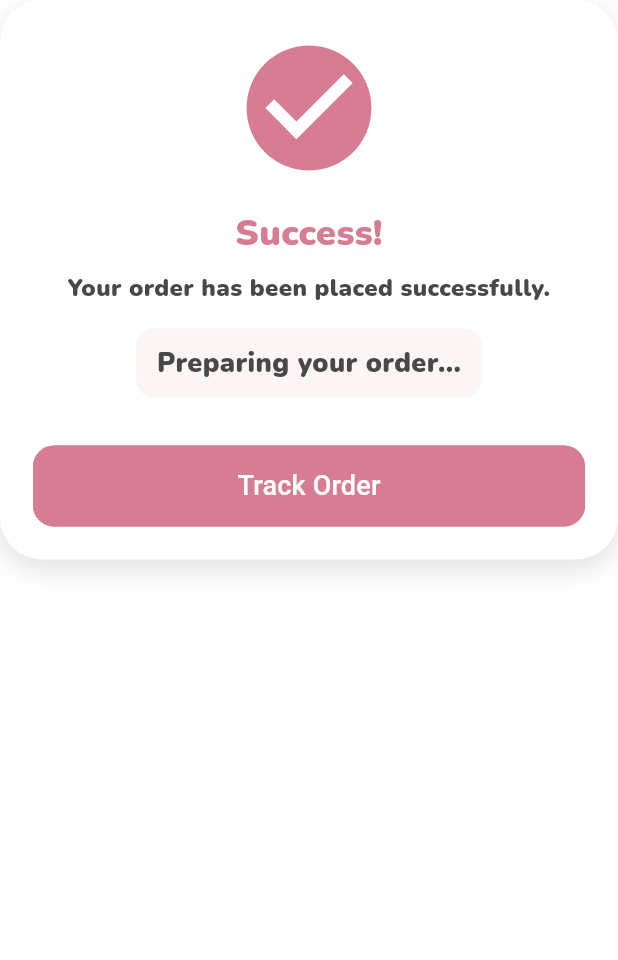
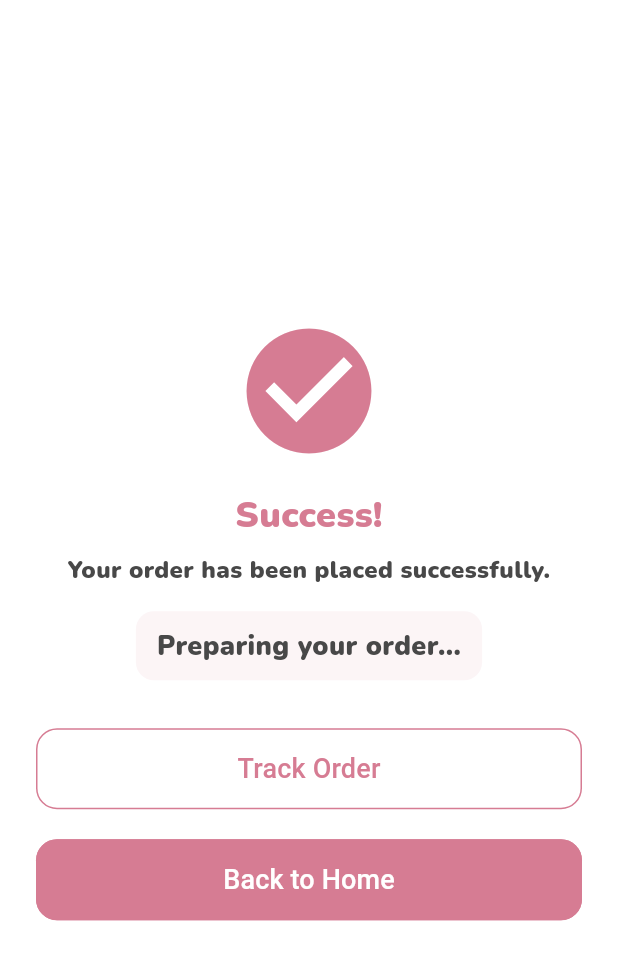
Before and after one commit to AyaNasserEzat/sweetella_app, a Flutter app: the SuccessStep screen opened directly, on a phone screen of 412 x 824 dp. Shown: the top 960 px of the screen. Run offline on Flutter 3.47's test engine with Material 3 defaults, Android fonts, the phone set to English and light mode, and no system bars; our stand-ins replace bloc, cached_network_image, cloud_firestore, dartz, device_preview, equatable and 6 more; accounts and stored records are empty; generated files the repository leaves out were written again.

Commit message:
add buton back to home on screen sucess order

```diff
--- a/lib/feature/cart/presentation/screens/widgets/success_step.dart
+++ b/lib/feature/cart/presentation/screens/widgets/success_step.dart
@@ -2,7 +2,7 @@ import 'package:flutter/material.dart';
 import 'package:sweetella/core/utils/app_colors.dart';
 import 'package:sweetella/core/utils/app_text_styles.dart';
 import 'package:sweetella/core/widgets/custom_button.dart';
-import 'package:sweetella/feature/auth/presentation/screens/widgets/white_card.dart';
+import 'package:sweetella/feature/home/presentation/screens/bottom_nav_bar.dart';
 import 'package:sweetella/feature/order/presentation/screens/track_order_screen.dart';
 
 class SuccessStep extends StatefulWidget {
@@ -41,10 +41,13 @@ class _SuccessStepState extends State<SuccessStep>
 
   @override
   Widget build(BuildContext context) {
-    return WhiteCard(
-      child: Center(
+    return Scaffold(
+      body: Center(
+        child: Padding(
+          padding: const EdgeInsets.symmetric(horizontal: 24.0),
           child: Column(
             mainAxisAlignment: MainAxisAlignment.center,
+
             children: [
               ScaleTransition(
                 scale: _animation,
@@ -64,7 +67,10 @@ class _SuccessStepState extends State<SuccessStep>
               ),
               const SizedBox(height: 16),
               Container(
-              padding: const EdgeInsets.symmetric(horizontal: 14, vertical: 10),
+                padding: const EdgeInsets.symmetric(
+                  horizontal: 14,
+                  vertical: 10,
+                ),
                 decoration: BoxDecoration(
                   color: AppColors.primaryColor.withValues(alpha: 0.08),
                   borderRadius: BorderRadius.circular(12),
@@ -83,14 +89,30 @@ class _SuccessStepState extends State<SuccessStep>
                     Navigator.push(
                       context,
                       MaterialPageRoute(
-                      builder: (context) => TrackOrderScreen(orderId: orderId),
+                        builder: (context) =>
+                            TrackOrderScreen(orderId: orderId),
                       ),
                     );
                   }
                 },
                 text: 'Track Order',
+                backgroundColor: AppColors.white,
+                textColor: AppColors.primaryColor,
+              ),
+              const SizedBox(height: 20),
+              CustomButton(
+                onPressed: () {
+                  Navigator.of(context).pushAndRemoveUntil(
+                    MaterialPageRoute(
+                      builder: (_) => const MainScreen(initialIndex: 0),
+                    ),
+                    (route) => false,
+                  );
+                },
+                text: 'Back to Home',
               ),
             ],
+          ),
         ),
       ),
     );
```
Also changed, not shown: lib/feature/home/presentation/screens/bottom_nav_bar.dart (+10 -4 lines). Lines whose indentation alone changed are shown as unchanged.
